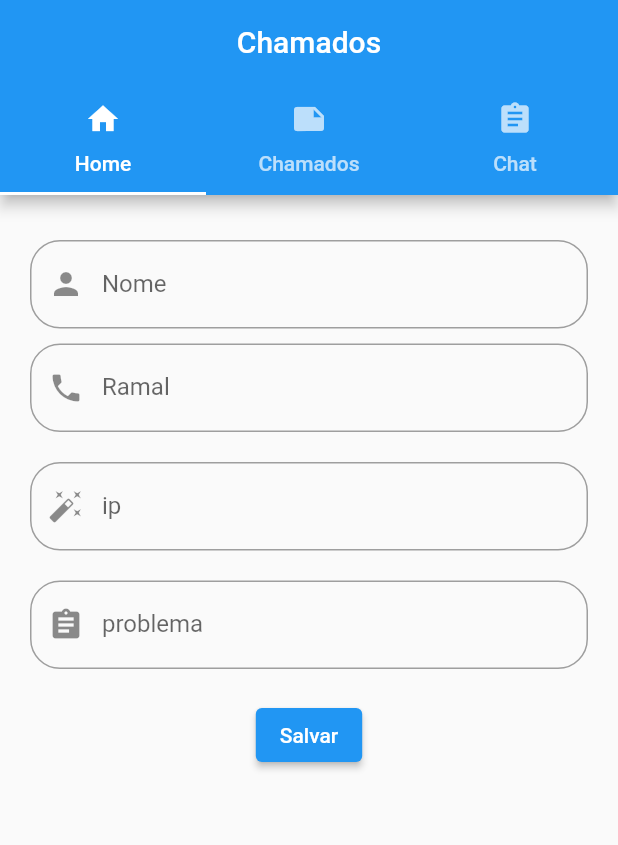
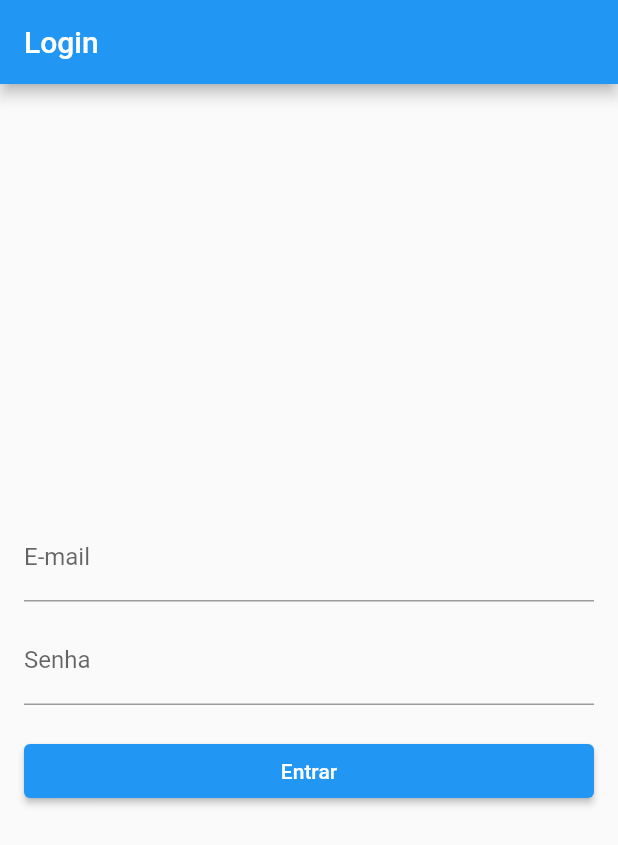
Before and after one commit to Leeehgk/chamado, a Flutter app: the screen it shows after launch, on a phone screen of 412 x 824 dp. Shown: the top 845 px of the screen. Run offline on Flutter 3.47's test engine with Material 2 defaults, Android fonts, the phone set to English and light mode, and no system bars; our stand-ins replace firebase_auth, firebase_core; accounts and stored records are empty.

Commit message:
Tela de Login Adicionada !

```diff
--- /dev/null
+++ b/lib/HomeScreen/LoginPage.dart
@@ -0,0 +1,75 @@
+import 'package:flutter/material.dart';
+import 'package:chamados/main.dart';
+import 'package:firebase_auth/firebase_auth.dart';
+
+
+class LoginPage extends StatefulWidget {
+  @override
+  _LoginPageState createState() => _LoginPageState();
+}
+
+class _LoginPageState extends State<LoginPage> {
+  final TextEditingController _emailController = TextEditingController();
+  final TextEditingController _passwordController = TextEditingController();
+  final FirebaseAuth _auth = FirebaseAuth.instance;
+
+  void _signInWithEmailAndPassword() async {
+    try {
+      final String email = _emailController.text.trim();
+      final String password = _passwordController.text;
+
+      UserCredential userCredential = await _auth.signInWithEmailAndPassword(
+        email: email,
+        password: password,
+      );
+
+      if (userCredential.user != null) {
+        Navigator.pushReplacement(
+          context,
+          MaterialPageRoute(
+            builder: (context) => MyApp(),
+          ),
+        );
+      }
+    } catch (e) {
+      print('Erro no login: $e');
+    }
+  }
+
+  @override
+  Widget build(BuildContext context) {
+    return Scaffold(
+      appBar: AppBar(
+        title: Text('Login'),
+      ),
+      body: Padding(
+        padding: const EdgeInsets.all(16.0),
+        child: Column(
+          crossAxisAlignment: CrossAxisAlignment.stretch,
+          mainAxisAlignment: MainAxisAlignment.center,
+          children: [
+            TextField(
+              controller: _emailController,
+              decoration: InputDecoration(
+                labelText: 'E-mail',
+              ),
+            ),
+            SizedBox(height: 10),
+            TextField(
+              controller: _passwordController,
+              decoration: InputDecoration(
+                labelText: 'Senha',
+              ),
+              obscureText: true,
+            ),
+            SizedBox(height: 20),
+            ElevatedButton(
+              onPressed: _signInWithEmailAndPassword,
+              child: Text('Entrar'),
+            ),
+          ],
+        ),
+      ),
+    );
+  }
+}
--- a/lib/main.dart
+++ b/lib/main.dart
@@ -1,15 +1,21 @@
+import 'package:chamados/HomeScreen/LoginPage.dart';
 import 'package:firebase_core/firebase_core.dart';
 import 'package:flutter/material.dart';
 import 'package:chamados/firebase_options.dart';
 import 'package:chamados/HomeScreen/HomeScreen.dart';
+
 
 void main() async {
   WidgetsFlutterBinding.ensureInitialized();
   await Firebase.initializeApp(
     options: DefaultFirebaseOptions.currentPlatform,
   );
-  runApp(MyApp());
+  runApp(MaterialApp(
+    title: 'Login Page',
+    home: LoginPage(),
+  ));
 }
+
 
 class MyApp extends StatelessWidget {
   const MyApp({Key? key}) : super(key: key);
@@ -39,25 +45,39 @@ class MyApp extends StatelessWidget {
             children: [
               // conteúdo da primeira tab
               Padding(
-                padding:
-                EdgeInsets.symmetric(horizontal: 20, vertical: 20),
+                padding: EdgeInsets.symmetric(horizontal: 20, vertical: 20),
                 child: Column(
-                  mainAxisSize: MainAxisSize.max,
                   children: [
-                    PersonForm(),
+                    Flexible(
+                      flex: 1,
+                      child: PersonForm(),
+                    ),
                   ],
                 ),
               ),
               // conteúdo da segunda tab
               Padding(
-                padding:
-                const EdgeInsets.symmetric(horizontal: 20, vertical: 20),
-                child: PersonList(),
+                padding: EdgeInsets.symmetric(horizontal: 20, vertical: 20),
+                child: Column(
+                  children: [
+                    Flexible(
+                      flex: 1,
+                      child: PersonList(),
+                    ),
+                  ],
+                ),
               ),
+              // conteúdo da terceira tab
               Padding(
-                padding:
-                const EdgeInsets.symmetric(horizontal: 20, vertical: 20),
-                child: PersonList(),
+                padding: EdgeInsets.symmetric(horizontal: 20, vertical: 20),
+                child: Column(
+                  children: [
+                    Flexible(
+                      flex: 1,
+                      child: PersonList(),
+                    ),
+                  ],
+                ),
               ),
             ],
           ),
--- a/pubspec.yaml
+++ b/pubspec.yaml
@@ -39,6 +39,7 @@ dependencies:
   firebase_database: ^10.1.1
   cloud_firestore: ^4.5.2
   uuid: ^3.0.7
+  firebase_auth: ^4.6.3
 
 dev_dependencies:
   flutter_test:
```
Also changed, not shown: lib/HomeScreen/HomeScreen.dart (+8 -2 lines), pubspec.lock, 3 other files.
